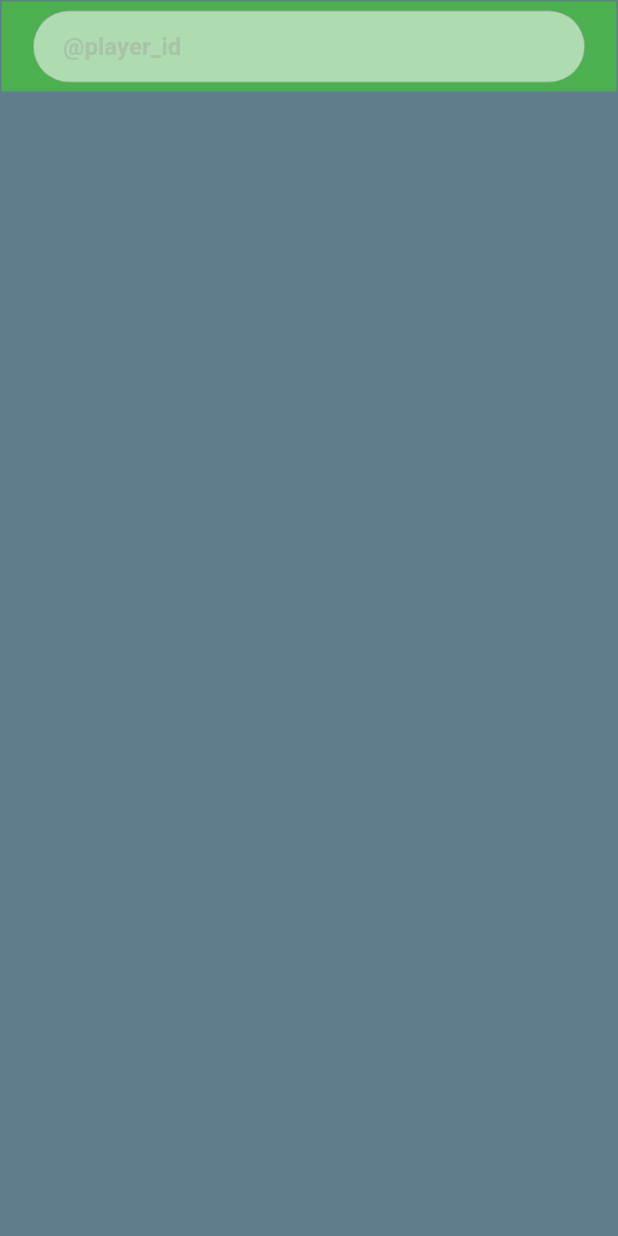
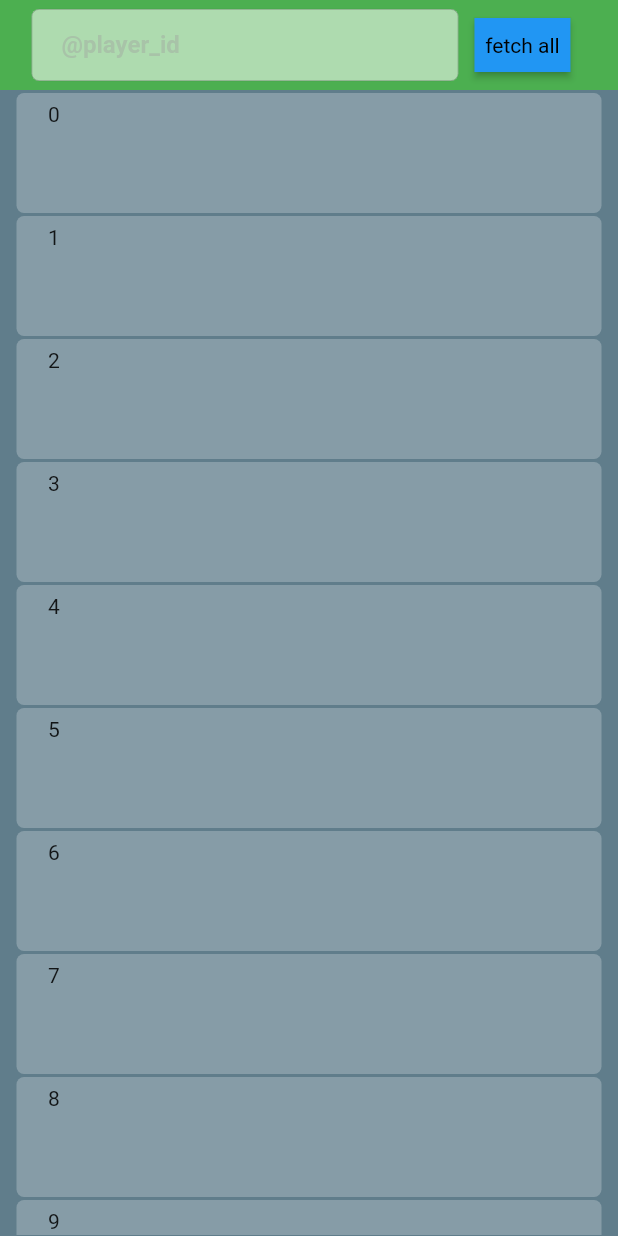
Before and after one commit to samad-nkarimi/chess_game_flutter, a Flutter app: the screen it shows after launch, on a phone screen of 412 x 824 dp. Run offline on Flutter 3.47's test engine with Material 2 defaults, Android fonts, the phone set to English and light mode, and no system bars; our stand-ins replace equatable, flutter_bloc, flutter_svg, scroll_snap_list.

Commit message:
ui changes

```diff
--- a/lib/feature/players/screen/players_screen.dart
+++ b/lib/feature/players/screen/players_screen.dart
@@ -1,4 +1,8 @@
+import 'dart:math';
+
 import 'package:chess_flutter/common_widgets/cw_container.dart';
+import 'package:chess_flutter/common_widgets/cw_elevated_button.dart';
+import 'package:chess_flutter/common_widgets/cw_text.dart';
 import 'package:chess_flutter/feature/players/widget/custom_input_field.dart';
 import 'package:flutter/material.dart';
 import 'package:flutter/services.dart';
@@ -9,23 +13,76 @@ class PlayersScreen extends StatelessWidget {
 
   @override
   Widget build(BuildContext context) {
+    // print(MediaQuery.of(context).size.width);
     return Scaffold(
+      appBar: PreferredSize(
+          child: CWContainer(
+            h: 60,
+            w: double.infinity,
+            pad: [5, 20, 5, 20],
+            color: Colors.green,
+            child: Row(
+              children: [
+                Flexible(
+                  flex: 10,
+                  child: CustomInputField(),
+                ),
+                Flexible(
+                  flex: 3,
+                  child: Center(
+                    child: CWElevatedButton(
+                      onPressed: () {},
+                      child: CWText("fetch all"),
+                    ),
+                  ),
+                ),
+              ],
+            ),
+          ),
+          preferredSize: Size(double.infinity, 60)),
       body: CWContainer(
         h: double.infinity,
         w: double.infinity,
         color: Colors.blueGrey,
-        child: Column(
-          children: [
-            CWContainer(
-              h: 60,
+        child: SingleChildScrollView(
+            child: GridView.builder(
+          itemCount: 50,
+          shrinkWrap: true,
+          scrollDirection: Axis.vertical,
+          gridDelegate: SliverGridDelegateWithFixedCrossAxisCount(
+            crossAxisCount: max(1, MediaQuery.of(context).size.width ~/ 300),
+            childAspectRatio: 5,
+          ),
+          itemBuilder: (context, index) {
+            return CWContainer(
+              h: 50,
+              mar: [1, 10, 1, 10],
+              pad: [5, 20, 5, 20],
               w: double.infinity,
-              pad: [5, 20, 5, 20],
-              color: Colors.green,
-              child: CustomInputField(),
-            )
-          ],
-        ),
+              brAll: 5,
+              color: Colors.white24,
+              child: Text(index.toString()),
+            );
+          },
+        )),
       ),
     );
   }
 }
+
+
+//  ListView.builder(
+//             shrinkWrap: true,
+//             scrollDirection: Axis.vertical,
+//             itemCount: 20,
+//             padding: EdgeInsets.symmetric(vertical: 10),
+//             itemBuilder: (context, index) {
+//               return CWContainer(
+//                 h: 50,
+//                 mar: [1, 10, 1, 10],
+//                 w: double.infinity,
+//                 brAll: 5,
+//                 color: Colors.white24,
+//               );
+//             },
+//           ),
--- a/lib/feature/players/widget/custom_input_field.dart
+++ b/lib/feature/players/widget/custom_input_field.dart
@@ -74,10 +74,10 @@ class _CustomInputFieldState extends State<CustomInputField> {
               color: Colors.black54,
               width: 1.5,
             ),
-            borderRadius: BorderRadius.circular(30),
+            borderRadius: BorderRadius.circular(5),
           ),
           enabledBorder: OutlineInputBorder(
-            borderRadius: const BorderRadius.all(Radius.circular(32)),
+            borderRadius: const BorderRadius.all(Radius.circular(5)),
             borderSide: BorderSide(
               color: Colors.black26,
               width: .5,
```
